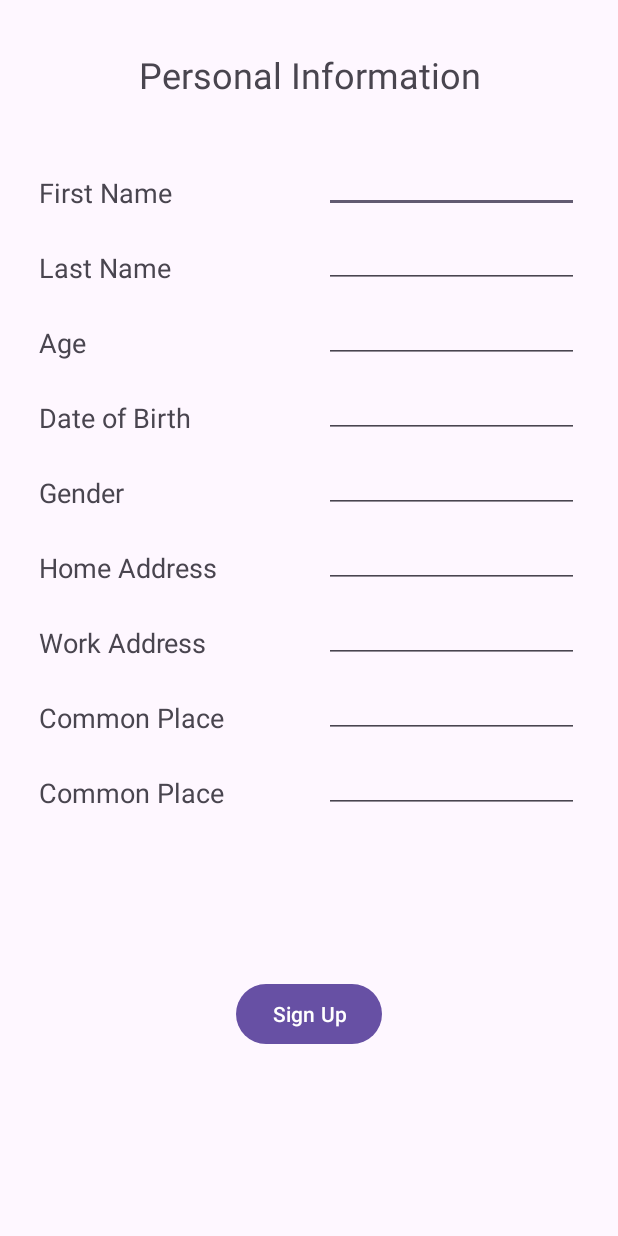
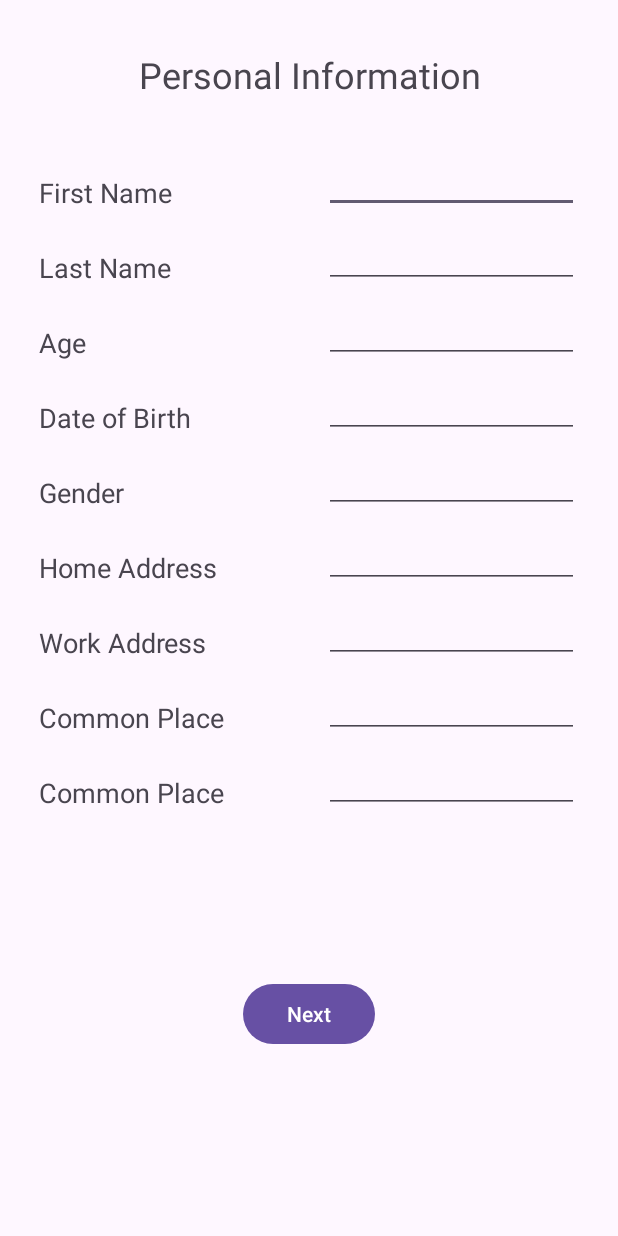
Before and after one commit to ddavidd-lim/Helth, an Android app: the PersonalInfoActivity screen opened directly, with no data from a screen before it, on a phone screen of 412 x 824 dp. Run offline under Robolectric (Android 15) with nearby library versions, the phone set to English and light mode, and no system bars.

Commit message:
Changed button in personal info from "Sign up" to "Next"

```diff
--- a/app/src/main/res/layout/activity_personalinfo.xml
+++ b/app/src/main/res/layout/activity_personalinfo.xml
@@ -181,7 +181,7 @@
         android:id="@+id/button"
         android:layout_width="wrap_content"
         android:layout_height="wrap_content"
-        android:text="Sign Up"
+        android:text="Next"
         app:layout_constraintBottom_toBottomOf="parent"
         app:layout_constraintEnd_toEndOf="parent"
         app:layout_constraintHorizontal_bias="0.501"
```
